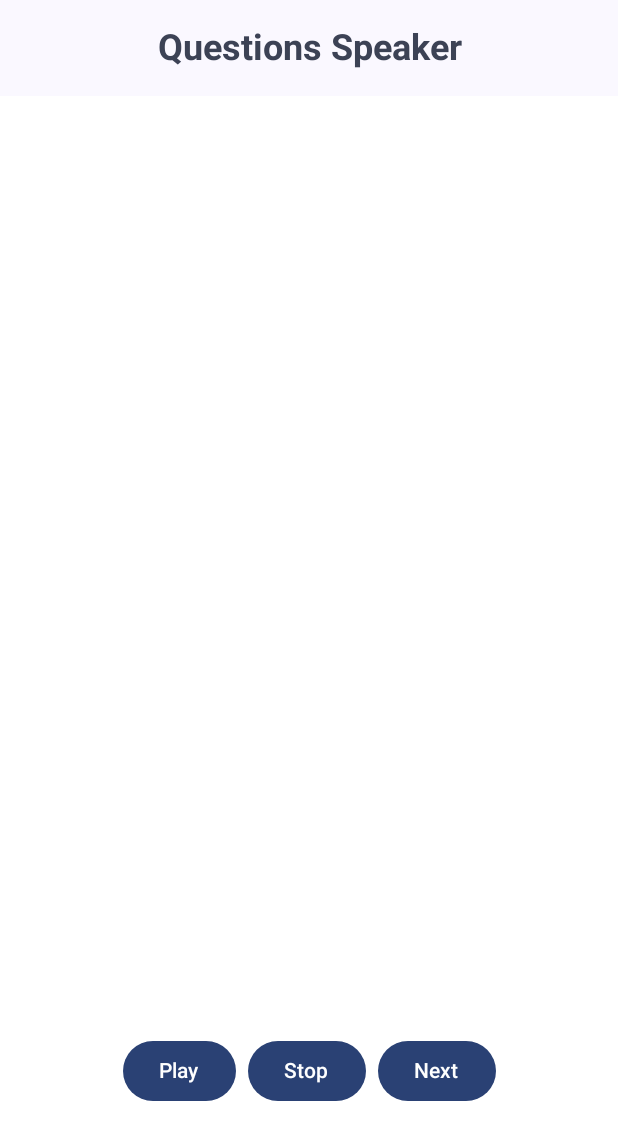
After one commit to munirajan24/Interviewbot, an Android app built with Jetpack Compose: the composable InterviewSpeaker called with empty values, on a phone screen of 412 x 824 dp. The commit adds this screen. Shown: the top 1140 px of the screen. Run offline under Robolectric (Android 15) with nearby library versions, the phone set to English and light mode, and no system bars; our stand-ins replace constraintlayout-compose.

Commit message:
UI new implementation - InterviewSpeaker

```diff
--- a/app/build.gradle
+++ b/app/build.gradle
@@ -86,5 +86,8 @@ dependencies {
     //datastore
     implementation "androidx.datastore:datastore-preferences:1.0.0"
 
+    //constraintlayout
+    implementation "androidx.constraintlayout:constraintlayout-compose:1.0.1"
+
 
 }
--- a/app/src/main/java/com/example/interviewbot/utils/Utility.kt
+++ b/app/src/main/java/com/example/interviewbot/utils/Utility.kt
@@ -1,4 +1,7 @@
 package com.example.interviewbot.utils
+
+import com.example.interviewbot.view.model.Category
+import com.example.interviewbot.view.model.Question
 
 object Utility {
 
@@ -23,12 +26,19 @@ object Utility {
         return questions
     }
 
+    fun extractAllQuestions(input: String, categoryList: List<String>): MutableList<Category> {
+        val categories = mutableListOf<Category>()
+
+        categoryList.forEach { category ->
+            val questions = extractQuestions(input, category)
+            categories.add(Category(category, questions.map { Question(it, category) }))
+        }
+        return categories
+
+    }
+
+
 }
-
-data class Question(
-    val text: String,
-    val type: String
-)
 
 enum class QuestionType {
     JAVA,
--- /dev/null
+++ b/app/src/main/java/com/example/interviewbot/view/model/Category.kt
@@ -0,0 +1,6 @@
+package com.example.interviewbot.view.model
+
+data class Category(
+    val categoryName: String,
+    val questionList: List<Question>
+)
--- /dev/null
+++ b/app/src/main/java/com/example/interviewbot/view/model/Question.kt
@@ -0,0 +1,6 @@
+package com.example.interviewbot.view.model
+
+data class Question(
+    val text: String,
+    val type: String
+)
--- /dev/null
+++ b/app/src/main/java/com/example/interviewbot/view/screens/InterviewSpeaker.kt
@@ -0,0 +1,197 @@
+package com.example.interviewbot.view.screens
+
+
+import android.speech.tts.TextToSpeech
+import androidx.compose.foundation.background
+import androidx.compose.foundation.layout.Arrangement
+import androidx.compose.foundation.layout.Column
+import androidx.compose.foundation.layout.Row
+import androidx.compose.foundation.layout.fillMaxSize
+import androidx.compose.foundation.layout.fillMaxWidth
+import androidx.compose.foundation.layout.padding
+import androidx.compose.material3.Button
+import androidx.compose.material3.MaterialTheme
+import androidx.compose.material3.Surface
+import androidx.compose.material3.Text
+import androidx.compose.runtime.Composable
+import androidx.compose.runtime.LaunchedEffect
+import androidx.compose.runtime.getValue
+import androidx.compose.runtime.mutableStateOf
+import androidx.compose.runtime.remember
+import androidx.compose.runtime.setValue
+import androidx.compose.ui.Alignment
+import androidx.compose.ui.Modifier
+import androidx.compose.ui.graphics.Color
+import androidx.compose.ui.platform.LocalContext
+import androidx.compose.ui.text.TextStyle
+import androidx.compose.ui.text.font.FontWeight
+import androidx.compose.ui.text.style.TextAlign
+import androidx.compose.ui.tooling.preview.Preview
+import androidx.compose.ui.unit.dp
+import androidx.compose.ui.unit.sp
+import androidx.constraintlayout.compose.ConstraintLayout
+import com.example.interviewbot.utils.PreferencesManager
+import com.example.interviewbot.utils.Questions
+import com.example.interviewbot.utils.Utility
+import com.example.interviewbot.view.model.Category
+import kotlinx.coroutines.Dispatchers
+import kotlinx.coroutines.launch
+
+
+@Composable
+fun InterviewSpeaker(selectedCategories: List<String>) {
+    val context = LocalContext.current
+    val preferencesManager = remember { PreferencesManager(context) }
+    val data = remember { mutableStateOf(preferencesManager.getData("questionsCount", 10)) }
+
+    val textToSpeech = remember { TextToSpeech(context, TextToSpeech.OnInitListener { }) }
+//    var categoryList: List<Category> = remember { mutableStateListOf() }
+    var categoryList by remember { mutableStateOf(mutableListOf<Category>()) }
+
+    val currentQuestionIndex = remember { mutableStateOf(0) }
+    val currentCategory = remember { mutableStateOf(categoryList.firstOrNull()) }
+
+    var questionIndex = remember { mutableStateOf(0) }
+    var questionCategory = remember { mutableStateOf("") }
+
+
+    LaunchedEffect(key1 = Unit) {
+        launch(Dispatchers.Default) {
+            categoryList = Utility.extractAllQuestions(Questions.getQuestions(), selectedCategories)
+        }
+    }
+
+    Column {
+        Surface(
+            modifier = Modifier
+                .fillMaxWidth()
+                .background(MaterialTheme.colorScheme.primary),
+        ) {
+            Row(
+                modifier = Modifier
+                    .fillMaxWidth()
+                    .padding(16.dp),
+                horizontalArrangement = Arrangement.Center,
+                verticalAlignment = Alignment.CenterVertically
+            ) {
+                Text(
+                    text = "Questions Speaker",
+                    style = MaterialTheme.typography.headlineSmall.copy(
+                        fontWeight = FontWeight.Bold,
+                        color = MaterialTheme.colorScheme.secondary
+                    ),
+                    textAlign = TextAlign.Center
+                )
+            }
+        }
+
+//        Column(
+//            modifier = Modifier
+//                .fillMaxSize()
+//                .background(color = Color.White)
+//                .padding(16.dp),
+//            verticalArrangement = Arrangement.spacedBy(8.dp)
+//        ) {
+        ConstraintLayout(
+            modifier = Modifier
+                .fillMaxSize()
+                .background(color = Color.White)
+                .padding(16.dp)
+        ) {
+            val (categoryText, questionText, playButton, stopButton, nextButton) = createRefs()
+
+            Text(
+                text = currentCategory.value?.categoryName ?: "",
+                style = TextStyle(fontSize = 24.sp, fontWeight = FontWeight.Bold),
+                textAlign = TextAlign.Center,
+                modifier = Modifier.constrainAs(categoryText) {
+                    top.linkTo(parent.top, margin = 16.dp)
+                    start.linkTo(parent.start)
+                    end.linkTo(parent.end)
+                }
+            )
+
+            Text(
+                text = currentCategory.value?.questionList?.getOrNull(currentQuestionIndex.value)?.text
+                    ?: "",
+                style = TextStyle(fontSize = 36.sp, fontWeight = FontWeight.Bold),
+                textAlign = TextAlign.Center,
+                modifier = Modifier
+                    .fillMaxWidth()
+                    .constrainAs(questionText) {
+                        top.linkTo(categoryText.bottom, margin = 16.dp)
+                        start.linkTo(parent.start)
+                        end.linkTo(parent.end)
+                    }
+            )
+
+            Row(
+                horizontalArrangement = Arrangement.Center,
+                modifier = Modifier
+                    .fillMaxWidth()
+                    .constrainAs(playButton) {
+                        bottom.linkTo(parent.bottom, margin = 70.dp)
+                        start.linkTo(parent.start)
+                    }
+            ) {
+                Button(
+                    onClick = {
+                        textToSpeech.speak(
+                            currentCategory.value?.questionList?.getOrNull(currentQuestionIndex.value)?.text,
+                            TextToSpeech.QUEUE_FLUSH,
+                            null,
+                            null
+                        )
+                    },
+                    modifier = Modifier.padding(end = 8.dp)
+                ) {
+                    Text(text = "Play")
+                }
+
+                Button(
+                    onClick = { textToSpeech.stop() },
+                    modifier = Modifier.padding(end = 8.dp)
+                ) {
+                    Text(text = "Stop")
+                }
+
+                Button(
+                    onClick = {
+                        currentQuestionIndex.value++
+                        if (currentQuestionIndex.value >= (currentCategory.value?.questionList?.size ?: 0)) {
+                            currentQuestionIndex.value = 0
+                        }
+
+                        if (currentQuestionIndex.value >= (currentCategory.value?.questionList?.size ?: 0)) {
+                            currentQuestionIndex.value = 0
+                            val currentIndex = categoryList.indexOf(currentCategory.value)
+                            val nextIndex =
+                                if (currentIndex == categoryList.size - 1) 0 else currentIndex + 1
+                            currentCategory.value = categoryList.getOrNull(nextIndex)
+                        }
+                        textToSpeech.speak(
+                            currentCategory.value?.questionList?.getOrNull(currentQuestionIndex.value)?.text,
+                            TextToSpeech.QUEUE_FLUSH,
+                            null,
+                            null
+                        )
+                    }
+                ) {
+                    Text(text = "Next")
+                }
+            }
+        }
+    }
+}
+
+
+@Preview
+@Composable
+fun InterviewSpeakerPreview() {
+    val selectedCategories = listOf(
+        Questions.JAVA_QUESTIONS,
+        Questions.KOTLIN_QUESTIONS,
+        Questions.ANDROID_QUESTIONS
+    )
+    InterviewSpeaker(selectedCategories)
+}
```
Also changed, not shown: app/src/main/java/com/example/interviewbot/view/InterviewActivityNew.kt (+13 -20 lines), app/src/main/java/com/example/interviewbot/view/screens/Categories.kt (renamed from app/src/main/java/com/example/interviewbot/view/StaggeredCategories.kt, +29 -86 lines), app/src/main/java/com/example/interviewbot/view/screens/NextComposable.kt (added, +91 -0 lines).
